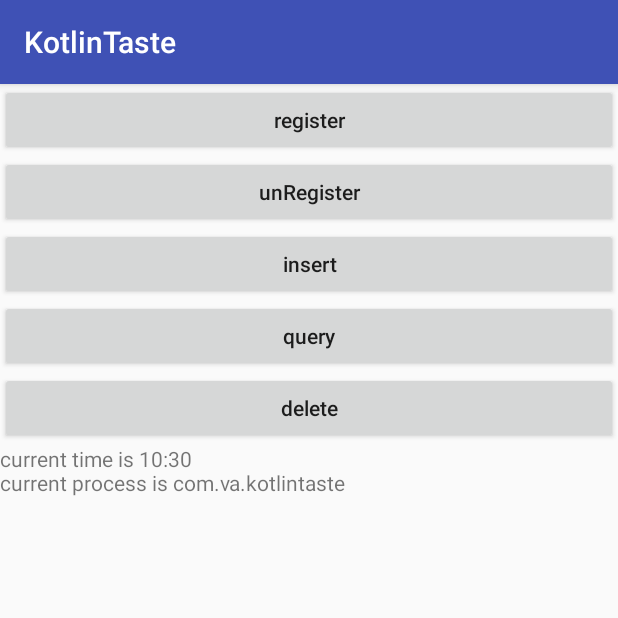
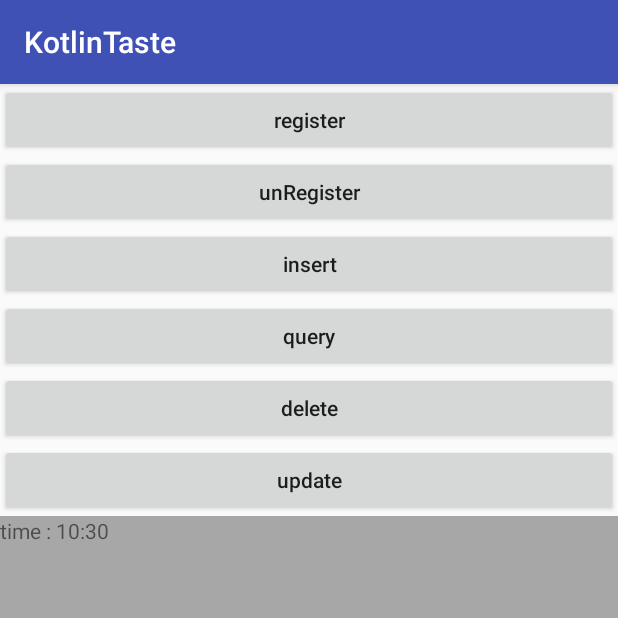
Before and after one commit to ccva/KotlinTaste, an Android app: the CpTestActivity screen opened directly, with no data from a screen before it, after a tap on "query", on a phone screen of 412 x 824 dp, the top half of it. Run offline under Robolectric (Android 15) with nearby library versions, the phone set to English and light mode, and no system bars; 3 statements that could not run were skipped.

```diff
--- a/app/src/main/java/com/va/kotlintaste/CpTestActivity.kt
+++ b/app/src/main/java/com/va/kotlintaste/CpTestActivity.kt
@@ -1,16 +1,19 @@
 package com.va.kotlintaste
 
+import android.annotation.SuppressLint
 import android.app.Service
 import android.content.ComponentName
 import android.content.Intent
 import android.content.ServiceConnection
+import android.database.ContentObserver
 import android.net.Uri
 import android.os.Bundle
+import android.os.Handler
 import android.os.IBinder
 import android.support.v7.app.AppCompatActivity
+import android.text.method.LinkMovementMethod
 import com.va.kotlintaste.constant.DBConstant
 import com.va.kotlintaste.service.BackPushService
-import com.va.kotlintaste.util.Utils
 import kotlinx.android.synthetic.main.activity_cp_test.*
 import java.text.SimpleDateFormat
 import java.util.*
@@ -19,7 +22,7 @@ class CpTestActivity : AppCompatActivity() {
 
     var serviceInterface: IPushServiceInterface? = null
 
-    var conn: ServiceConnection = object : ServiceConnection {
+    private var conn: ServiceConnection = object : ServiceConnection {
         override fun onServiceDisconnected(name: ComponentName?) {
             serviceInterface = null
         }
@@ -29,9 +32,20 @@ class CpTestActivity : AppCompatActivity() {
         }
     }
 
+    private var observer: ContentObserver = object : ContentObserver(Handler()) {
+
+        override fun onChange(selfChange: Boolean) {
+            query()
+        }
+    }
+
     override fun onCreate(savedInstanceState: Bundle?) {
         super.onCreate(savedInstanceState)
         setContentView(R.layout.activity_cp_test)
+
+        tv.movementMethod = LinkMovementMethod.getInstance()
+
+        contentResolver.registerContentObserver(Uri.parse(DBConstant.PERSON_URI_STRING), true, observer)
 
         bindService(Intent(this, BackPushService::class.java), conn, Service.BIND_AUTO_CREATE)
 
@@ -44,6 +58,12 @@ class CpTestActivity : AppCompatActivity() {
         btn_query.setOnClickListener { query() }
 
         btn_delete.setOnClickListener { deleteData() }
+
+        btn_update.setOnClickListener { update() }
+    }
+
+    private fun update() {
+
     }
 
     private fun unRegister() {
@@ -54,23 +74,23 @@ class CpTestActivity : AppCompatActivity() {
         serviceInterface?.registerPushService()
     }
 
+    @SuppressLint("SimpleDateFormat")
     private fun query() {
-        val uri = Uri.parse("content://" + DBConstant.AUTHORITY_PERSON + "/" + DBConstant.PATH_PERSON)
+        val uri = Uri.parse(DBConstant.PERSON_URI_STRING)
         val arrayOf = arrayOf(DBConstant.KEY_ID, DBConstant.KEY_NAME, DBConstant.KEY_WHERE)
         val cursor = contentResolver.query(uri, arrayOf, null, null, null)
 
         val sb = StringBuilder()
         val format = SimpleDateFormat("HH:mm")
-        sb.append("current time is " + format.format(Calendar.getInstance().time)).append("\n")
-        sb.append("current process is " + Utils.getProcessName(this, android.os.Process.myPid())).append("\n")
+        sb.append("time : " + format.format(Calendar.getInstance().time)).append("\n")
         while (cursor.moveToNext()) {
-            var name = cursor.getString(cursor.getColumnIndex(DBConstant.KEY_NAME))
-            var where = cursor.getString(cursor.getColumnIndex(DBConstant.KEY_WHERE))
+            val name = cursor.getString(cursor.getColumnIndex(DBConstant.KEY_NAME))
+            val where = cursor.getString(cursor.getColumnIndex(DBConstant.KEY_WHERE))
             sb.append(name).append("\n").append(where).append("\n")
         }
 
         cursor.close()
-        tv.text = sb.toString()
+        tv.text = StringBuilder(tv.text).append(sb).toString()
     }
 
     private fun deleteData() {
--- a/app/src/main/java/com/va/kotlintaste/constant/DBConstant.java
+++ b/app/src/main/java/com/va/kotlintaste/constant/DBConstant.java
@@ -5,6 +5,8 @@ package com.va.kotlintaste.constant;
  */
 
 public final class DBConstant {
+
+    public static final String PERSON_URI_STRING = "content://" + DBConstant.AUTHORITY_PERSON + "/" + DBConstant.PATH_PERSON;
 
     public static final String AUTHORITY_PERSON = "com.va.kotlintaste";
 
--- a/app/src/main/res/layout/activity_cp_test.xml
+++ b/app/src/main/res/layout/activity_cp_test.xml
@@ -8,17 +8,17 @@
 
     <Button
         android:id="@+id/btn_register"
+        android:layout_width="match_parent"
+        android:layout_height="wrap_content"
         android:text="register"
-        android:textAllCaps="false"
-        android:layout_width="match_parent"
-        android:layout_height="wrap_content" />
+        android:textAllCaps="false" />
 
     <Button
         android:id="@+id/btn_unRegister"
+        android:layout_width="match_parent"
+        android:layout_height="wrap_content"
         android:text="unRegister"
-        android:textAllCaps="false"
-        android:layout_width="match_parent"
-        android:layout_height="wrap_content" />
+        android:textAllCaps="false" />
 
     <Button
         android:id="@+id/btn_insert"
@@ -41,9 +41,18 @@
         android:text="delete"
         android:textAllCaps="false" />
 
+    <Button
+        android:id="@+id/btn_update"
+        android:layout_width="match_parent"
+        android:layout_height="wrap_content"
+        android:text="update"
+        android:textAllCaps="false" />
+
     <TextView
         android:id="@+id/tv"
         android:layout_width="match_parent"
-        android:layout_height="wrap_content" />
+        android:layout_height="0dp"
+        android:layout_weight="1"
+        android:background="#88626161" />
 
 </LinearLayout>
```
Also changed, not shown: app/src/main/java/com/va/kotlintaste/contentprovider/PersonProvider.java (+7 -0 lines), app/src/main/java/com/va/kotlintaste/service/BackPushService.kt (+8 -5 lines), app/src/main/aidl/com/va/kotlintaste/IPushServiceInterface.aidl.
